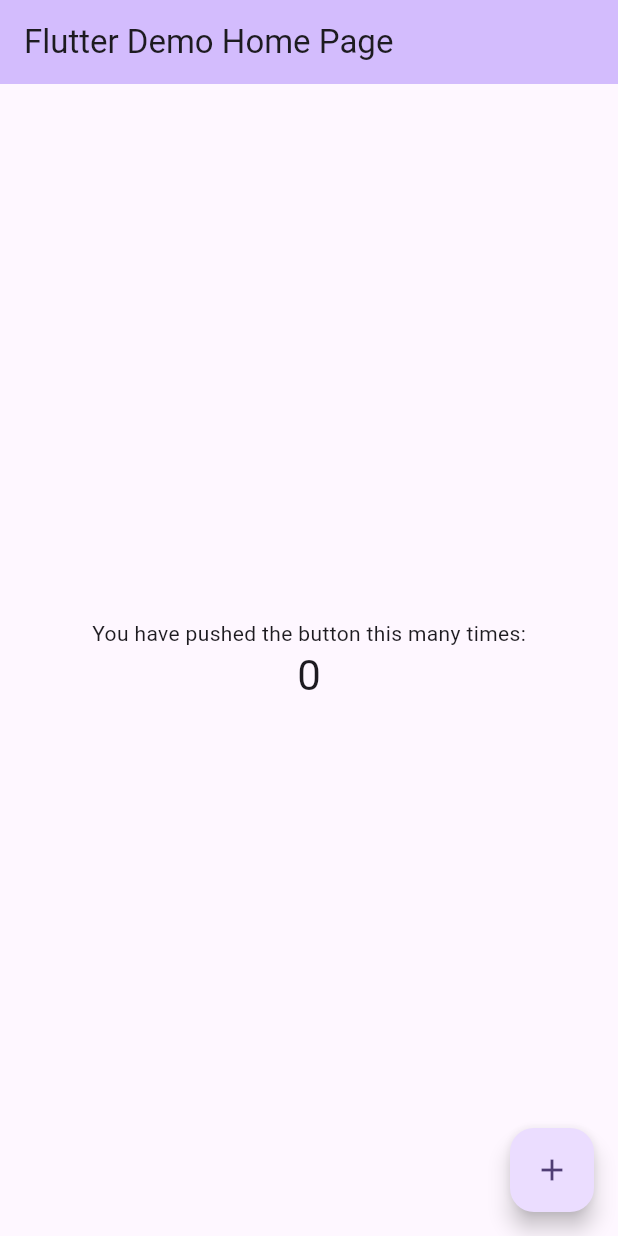
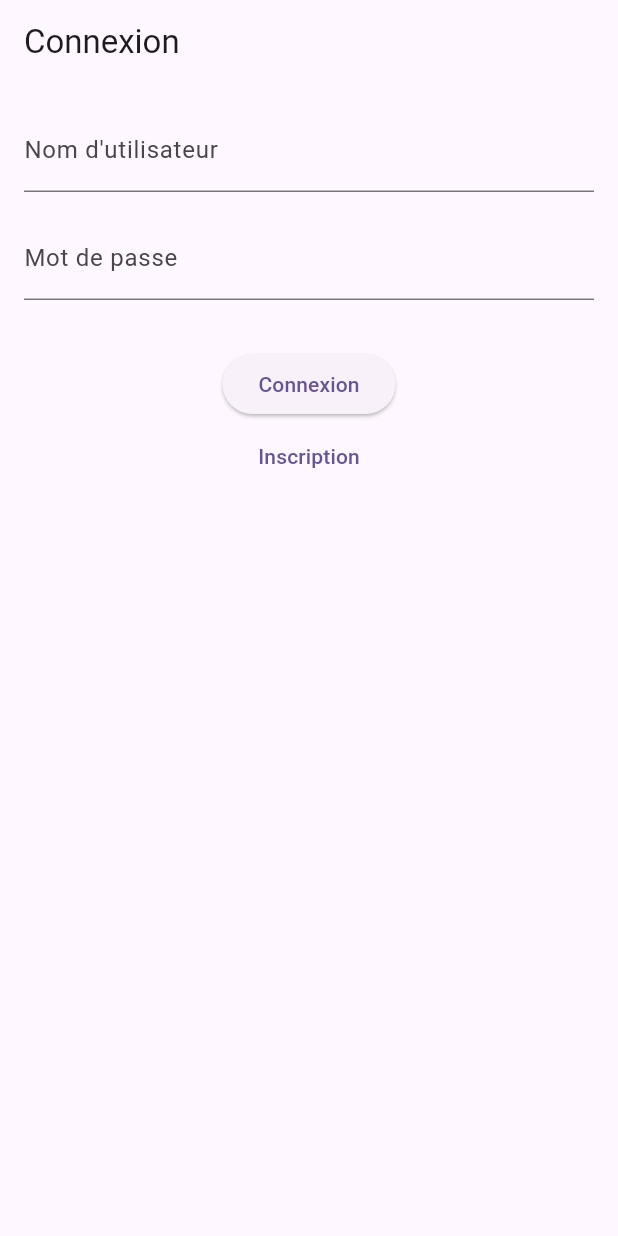
Before and after one commit to AlexisKadar/TP1_5N6_AlexisKadar, a Flutter app: the screen it shows after launch, on a phone screen of 412 x 824 dp. Run offline on Flutter 3.47's test engine with Material 3 defaults, Android fonts, the phone set to English and light mode, and no system bars.

Commit message:
FCT : Création Écran Accueil, Inscription, Connexion V2
J'ai créer les trois pages sans me soucier du serveur et des requêtes

```diff
--- a/lib/ecran_connexion.dart
+++ b/lib/ecran_connexion.dart
@@ -0,0 +1,54 @@
+import 'package:flutter/material.dart';
+
+class EcranConnexion extends StatefulWidget {
+  const EcranConnexion({super.key});
+
+  @override
+  State<EcranConnexion> createState() => _EcranConnexionState();
+}
+
+class _EcranConnexionState extends State<EcranConnexion> {
+  final TextEditingController _usernameController = TextEditingController();
+  final TextEditingController _passwordController = TextEditingController();
+
+  @override
+  Widget build(BuildContext context) {
+    return Scaffold(
+      appBar: AppBar(title: const Text('Connexion')),
+      body: Padding(
+        padding: const EdgeInsets.all(16.0),
+        child: Column(
+          children: [
+            TextField(
+              controller: _usernameController,
+              decoration: const InputDecoration(
+                labelText: "Nom d'utilisateur",
+              ),
+            ),
+            const SizedBox(height: 16),
+            TextField(
+              controller: _passwordController,
+              decoration: const InputDecoration(
+                labelText: "Mot de passe",
+              ),
+              obscureText: true,
+            ),
+            const SizedBox(height: 32),
+            ElevatedButton(
+              onPressed: () {
+                Navigator.pushNamed(context, '/accueil');
+              },
+              child: const Text('Connexion'),
+            ),
+            TextButton(
+              onPressed: () {
+                Navigator.pushNamed(context, '/inscription');
+              },
+              child: const Text('Inscription'),
+            ),
+          ],
+        ),
+      ),
+    );
+  }
+}
--- a/lib/main.dart
+++ b/lib/main.dart
@@ -1,4 +1,8 @@
 import 'package:flutter/material.dart';
+import 'package:tp1_2363662/ecran_connexion.dart';
+
+import 'ecran_accueil.dart';
+import 'ecran_inscription.dart';
 
 void main() {
   runApp(const MyApp());
@@ -11,112 +15,21 @@ class MyApp extends StatelessWidget {
   @override
   Widget build(BuildContext context) {
     return MaterialApp(
-      title: 'Flutter Demo',
+      title: 'Tp1',
       theme: ThemeData(
-        // This is the theme of your application.
-        //
-        // TRY THIS: Try running your application with "flutter run". You'll see
-        // the application has a purple toolbar. Then, without quitting the app,
-        // try changing the seedColor in the colorScheme below to Colors.green
-        // and then invoke "hot reload" (save your changes or press the "hot
-        // reload" button in a Flutter-supported IDE, or press "r" if you used
-        // the command line to start the app).
-        //
-        // Notice that the counter didn't reset back to zero; the application
-        // state is not lost during the reload. To reset the state, use hot
-        // restart instead.
-        //
-        // This works for code too, not just values: Most code changes can be
-        // tested with just a hot reload.
+
         colorScheme: ColorScheme.fromSeed(seedColor: Colors.deepPurple),
       ),
-      home: const MyHomePage(title: 'Flutter Demo Home Page'),
+      home: const EcranConnexion(),
+      routes: routes(),
     );
   }
-}
 
-class MyHomePage extends StatefulWidget {
-  const MyHomePage({super.key, required this.title});
-
-  // This widget is the home page of your application. It is stateful, meaning
-  // that it has a State object (defined below) that contains fields that affect
-  // how it looks.
-
-  // This class is the configuration for the state. It holds the values (in this
-  // case the title) provided by the parent (in this case the App widget) and
-  // used by the build method of the State. Fields in a Widget subclass are
-  // always marked "final".
-
-  final String title;
-
-  @override
-  State<MyHomePage> createState() => _MyHomePageState();
-}
-
-class _MyHomePageState extends State<MyHomePage> {
-  int _counter = 0;
-
-  void _incrementCounter() {
-    setState(() {
-      // This call to setState tells the Flutter framework that something has
-      // changed in this State, which causes it to rerun the build method below
-      // so that the display can reflect the updated values. If we changed
-      // _counter without calling setState(), then the build method would not be
-      // called again, and so nothing would appear to happen.
-      _counter++;
-    });
-  }
-
-  @override
-  Widget build(BuildContext context) {
-    // This method is rerun every time setState is called, for instance as done
-    // by the _incrementCounter method above.
-    //
-    // The Flutter framework has been optimized to make rerunning build methods
-    // fast, so that you can just rebuild anything that needs updating rather
-    // than having to individually change instances of widgets.
-    return Scaffold(
-      appBar: AppBar(
-        // TRY THIS: Try changing the color here to a specific color (to
-        // Colors.amber, perhaps?) and trigger a hot reload to see the AppBar
-        // change color while the other colors stay the same.
-        backgroundColor: Theme.of(context).colorScheme.inversePrimary,
-        // Here we take the value from the MyHomePage object that was created by
-        // the App.build method, and use it to set our appbar title.
-        title: Text(widget.title),
-      ),
-      body: Center(
-        // Center is a layout widget. It takes a single child and positions it
-        // in the middle of the parent.
-        child: Column(
-          // Column is also a layout widget. It takes a list of children and
-          // arranges them vertically. By default, it sizes itself to fit its
-          // children horizontally, and tries to be as tall as its parent.
-          //
-          // Column has various properties to control how it sizes itself and
-          // how it positions its children. Here we use mainAxisAlignment to
-          // center the children vertically; the main axis here is the vertical
-          // axis because Columns are vertical (the cross axis would be
-          // horizontal).
-          //
-          // TRY THIS: Invoke "debug painting" (choose the "Toggle Debug Paint"
-          // action in the IDE, or press "p" in the console), to see the
-          // wireframe for each widget.
-          mainAxisAlignment: MainAxisAlignment.center,
-          children: <Widget>[
-            const Text('You have pushed the button this many times:'),
-            Text(
-              '$_counter',
-              style: Theme.of(context).textTheme.headlineMedium,
-            ),
-          ],
-        ),
-      ),
-      floatingActionButton: FloatingActionButton(
-        onPressed: _incrementCounter,
-        tooltip: 'Increment',
-        child: const Icon(Icons.add),
-      ), // This trailing comma makes auto-formatting nicer for build methods.
-    );
+  Map<String, WidgetBuilder> routes() {
+    return {
+      '/inscription': (context) => const EcranInscription(),
+      '/connexion': (context) => const EcranConnexion(),
+      '/accueil': (context) => const EcranAccueil(),
+    };
   }
 }
```
Also changed, not shown: lib/ecran_accueil.dart (+34 -0 lines), lib/ecran_inscription.dart (+57 -0 lines).
